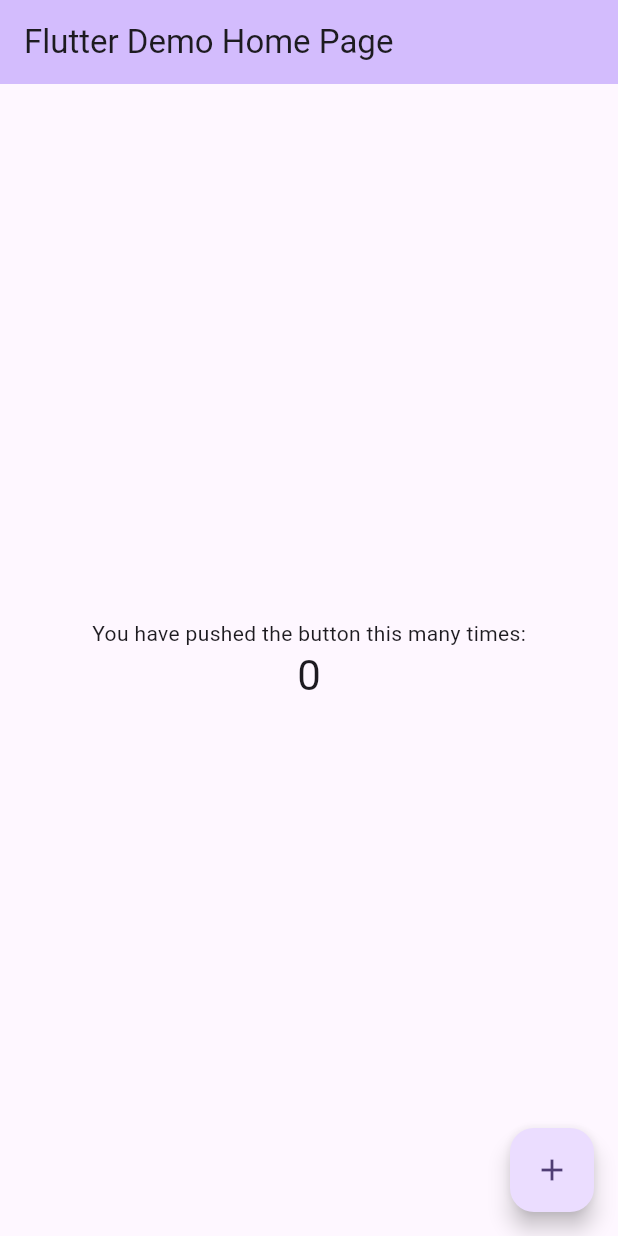
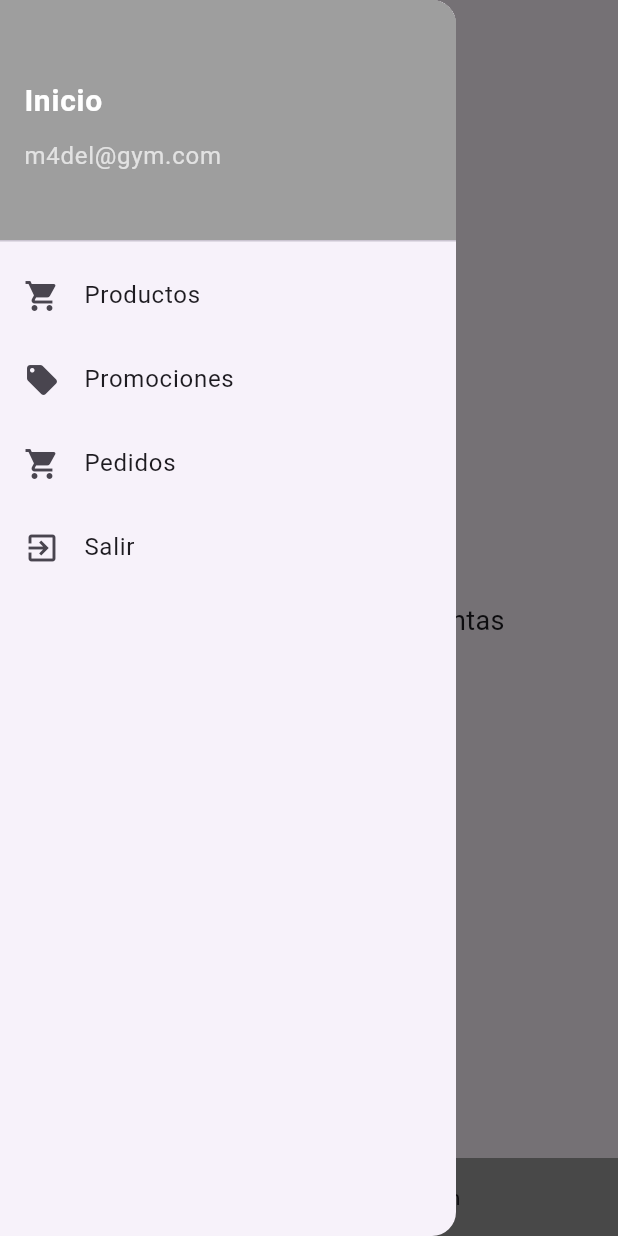
Before and after one commit to loreasc2003/proyecto10B_m4del, a Flutter app: the screen it shows after launch, with the side drawer open (before the commit the screen has no drawer), on a phone screen of 412 x 824 dp. Run offline on Flutter 3.47's test engine with Material 3 defaults, Android fonts, the phone set to English and light mode, and no system bars.

Commit message:
Agregación de archivos para mostrar el menu

```diff
--- a/modulo_marketing_m4del/lib/main.dart
+++ b/modulo_marketing_m4del/lib/main.dart
@@ -1,125 +1,18 @@
 import 'package:flutter/material.dart';
+import 'screens/home.dart';
 
-void main() {
-  runApp(const MyApp());
-}
+void main() => runApp(const MyApp());
 
 class MyApp extends StatelessWidget {
   const MyApp({super.key});
 
-  // This widget is the root of your application.
   @override
   Widget build(BuildContext context) {
     return MaterialApp(
-      title: 'Flutter Demo',
-      theme: ThemeData(
-        // This is the theme of your application.
-        //
-        // TRY THIS: Try running your application with "flutter run". You'll see
-        // the application has a purple toolbar. Then, without quitting the app,
-        // try changing the seedColor in the colorScheme below to Colors.green
-        // and then invoke "hot reload" (save your changes or press the "hot
-        // reload" button in a Flutter-supported IDE, or press "r" if you used
-        // the command line to start the app).
-        //
-        // Notice that the counter didn't reset back to zero; the application
-        // state is not lost during the reload. To reset the state, use hot
-        // restart instead.
-        //
-        // This works for code too, not just values: Most code changes can be
-        // tested with just a hot reload.
-        colorScheme: ColorScheme.fromSeed(seedColor: Colors.deepPurple),
-        useMaterial3: true,
-      ),
-      home: const MyHomePage(title: 'Flutter Demo Home Page'),
+      debugShowCheckedModeBanner: false, // Esto oculta el banner de "DEBUG"
+      title: 'Modulo de Marketing',
+      theme: ThemeData(primarySwatch: Colors.grey),
+      home: GymHomePage(), // Define GymHomePage como la pantalla principal
     );
   }
 }
-
-class MyHomePage extends StatefulWidget {
-  const MyHomePage({super.key, required this.title});
-
-  // This widget is the home page of your application. It is stateful, meaning
-  // that it has a State object (defined below) that contains fields that affect
-  // how it looks.
-
-  // This class is the configuration for the state. It holds the values (in this
-  // case the title) provided by the parent (in this case the App widget) and
-  // used by the build method of the State. Fields in a Widget subclass are
-  // always marked "final".
-
-  final String title;
-
-  @override
-  State<MyHomePage> createState() => _MyHomePageState();
-}
-
-class _MyHomePageState extends State<MyHomePage> {
-  int _counter = 0;
-
-  void _incrementCounter() {
-    setState(() {
-      // This call to setState tells the Flutter framework that something has
-      // changed in this State, which causes it to rerun the build method below
-      // so that the display can reflect the updated values. If we changed
-      // _counter without calling setState(), then the build method would not be
-      // called again, and so nothing would appear to happen.
-      _counter++;
-    });
-  }
-
-  @override
-  Widget build(BuildContext context) {
-    // This method is rerun every time setState is called, for instance as done
-    // by the _incrementCounter method above.
-    //
-    // The Flutter framework has been optimized to make rerunning build methods
-    // fast, so that you can just rebuild anything that needs updating rather
-    // than having to individually change instances of widgets.
-    return Scaffold(
-      appBar: AppBar(
-        // TRY THIS: Try changing the color here to a specific color (to
-        // Colors.amber, perhaps?) and trigger a hot reload to see the AppBar
-        // change color while the other colors stay the same.
-        backgroundColor: Theme.of(context).colorScheme.inversePrimary,
-        // Here we take the value from the MyHomePage object that was created by
-        // the App.build method, and use it to set our appbar title.
-        title: Text(widget.title),
-      ),
-      body: Center(
-        // Center is a layout widget. It takes a single child and positions it
-        // in the middle of the parent.
-        child: Column(
-          // Column is also a layout widget. It takes a list of children and
-          // arranges them vertically. By default, it sizes itself to fit its
-          // children horizontally, and tries to be as tall as its parent.
-          //
-          // Column has various properties to control how it sizes itself and
-          // how it positions its children. Here we use mainAxisAlignment to
-          // center the children vertically; the main axis here is the vertical
-          // axis because Columns are vertical (the cross axis would be
-          // horizontal).
-          //
-          // TRY THIS: Invoke "debug painting" (choose the "Toggle Debug Paint"
-          // action in the IDE, or press "p" in the console), to see the
-          // wireframe for each widget.
-          mainAxisAlignment: MainAxisAlignment.center,
-          children: <Widget>[
-            const Text(
-              'You have pushed the button this many times:',
-            ),
-            Text(
-              '$_counter',
-              style: Theme.of(context).textTheme.headlineMedium,
-            ),
-          ],
-        ),
-      ),
-      floatingActionButton: FloatingActionButton(
-        onPressed: _incrementCounter,
-        tooltip: 'Increment',
-        child: const Icon(Icons.add),
-      ), // This trailing comma makes auto-formatting nicer for build methods.
-    );
-  }
-}
--- /dev/null
+++ b/modulo_marketing_m4del/lib/screens/home.dart
@@ -0,0 +1,32 @@
+import 'package:flutter/material.dart';
+import '../widgets/drawer.dart';
+
+class GymHomePage extends StatelessWidget {
+  @override
+  Widget build(BuildContext context) {
+    return Scaffold(
+      appBar: AppBar(
+        title: Text('BULL´S GYM'),
+      ),
+      drawer: GymDrawer(), // Incluye el Drawer
+      body: Padding(
+        padding: const EdgeInsets.all(16.0), // Agrega padding alrededor del cuerpo
+        child: Center(
+          child: Text(
+            'Bienvenido al modulo de ventas',
+            style: TextStyle(fontSize: 18),
+          ),
+        ),
+      ),
+      bottomNavigationBar: Container(
+        color: Colors.grey,
+        padding: EdgeInsets.all(16), // Padding ya está aquí en el contenedor del footer
+        child: Text(
+          'Contáctanos: m4del@gym.com',
+          style: TextStyle(fontSize: 14),
+          textAlign: TextAlign.center,
+        ),
+      ),
+    );
+  }
+}
--- /dev/null
+++ b/modulo_marketing_m4del/lib/screens/pedidos.dart
@@ -0,0 +1,25 @@
+import 'package:flutter/material.dart';
+
+class Pedidos extends StatelessWidget {
+  @override
+  Widget build(BuildContext context) {
+    return Scaffold(
+  appBar: AppBar(
+    title: Text('Pedidos'),
+  ),
+  body: Center(
+    child: Text('Aquí irán los pedidos del gimnasio.'),
+  ),
+  bottomNavigationBar: Container(
+    color: Colors.grey,
+    padding: EdgeInsets.all(16),
+    child: Text(
+      'Contáctanos: m4del@gym.com',
+      style: TextStyle(fontSize: 14),
+      textAlign: TextAlign.center,
+    ),
+  ),
+);
+
+  }
+}
--- /dev/null
+++ b/modulo_marketing_m4del/lib/screens/productos.dart
@@ -0,0 +1,25 @@
+import 'package:flutter/material.dart';
+
+class Productos extends StatelessWidget {
+  @override
+  Widget build(BuildContext context) {
+    return Scaffold(
+  appBar: AppBar(
+    title: Text('Productos'),
+  ),
+  body: Center(
+    child: Text('Aquí irán los productos del gimnasio.'),
+  ),
+  bottomNavigationBar: Container(
+    color: Colors.grey,
+    padding: EdgeInsets.all(16),
+    child: Text(
+      'Contáctanos: m4del@gym.com',
+      style: TextStyle(fontSize: 14),
+      textAlign: TextAlign.center,
+    ),
+  ),
+);
+
+  }
+}
--- /dev/null
+++ b/modulo_marketing_m4del/lib/screens/promociones.dart
@@ -0,0 +1,25 @@
+import 'package:flutter/material.dart';
+
+class Promociones extends StatelessWidget {
+  @override
+  Widget build(BuildContext context) {
+    return Scaffold(
+  appBar: AppBar(
+    title: Text('Promociones'),
+  ),
+  body: Center(
+    child: Text('Aquí irán las promociones del gimnasio.'),
+  ),
+  bottomNavigationBar: Container(
+    color: Colors.grey,
+    padding: EdgeInsets.all(16),
+    child: Text(
+      'Contáctanos: m4del@gym.com',
+      style: TextStyle(fontSize: 14),
+      textAlign: TextAlign.center,
+    ),
+  ),
+);
+
+  }
+}
--- /dev/null
+++ b/modulo_marketing_m4del/lib/widgets/drawer.dart
@@ -0,0 +1,81 @@
+import 'package:flutter/material.dart';
+import '../screens/productos.dart';
+import '../screens/promociones.dart';
+import '../screens/pedidos.dart';
+
+class GymDrawer extends StatelessWidget {
+  @override
+  Widget build(BuildContext context) {
+    return Drawer(
+      child: ListView(
+        padding: EdgeInsets.zero,
+        children: [
+          DrawerHeader(
+            decoration: BoxDecoration(
+              color: Colors.grey,
+            ),
+            child: Column(
+              mainAxisAlignment: MainAxisAlignment.center,
+              crossAxisAlignment: CrossAxisAlignment.start,
+              children: [
+                Text(
+                  'Inicio',
+                  style: TextStyle(
+                    color: Colors.white,
+                    fontSize: 20,
+                    fontWeight: FontWeight.bold,
+                  ),
+                ),
+                SizedBox(height: 10),
+                Text(
+                  'm4del@gym.com',
+                  style: TextStyle(color: Colors.white70),
+                ),
+              ],
+            ),
+          ),
+          ListTile(
+            leading: Icon(Icons.shopping_cart),
+            title: Text('Productos'),
+            onTap: () {
+              Navigator.pop(context); // Cierra el Drawer
+              Navigator.push(
+                context,
+                MaterialPageRoute(builder: (context) => Productos()), // Navega a Products
+              );
+            },
+          ),
+           ListTile(
+            leading: Icon(Icons.local_offer),
+            title: Text('Promociones'),
+            onTap: () {
+              Navigator.pop(context);
+              Navigator.push(
+                context,
+                MaterialPageRoute(builder: (context) => Promociones()),
+              );
+            },
+          ),
+          ListTile(
+            leading: Icon(Icons.shopping_cart),
+            title: Text('Pedidos'),
+            onTap: () {
+              Navigator.pop(context);
+              Navigator.push(
+                context,
+                MaterialPageRoute(builder: (context) => Pedidos()),
+              );
+            },
+          ),
+          ListTile(
+            leading: Icon(Icons.exit_to_app),
+            title: Text('Salir'),
+            onTap: () {
+              Navigator.pop(context); // Cierra el Drawer
+            },
+          ),
+        ],
+      ),
+    );
+  }
+}
```
